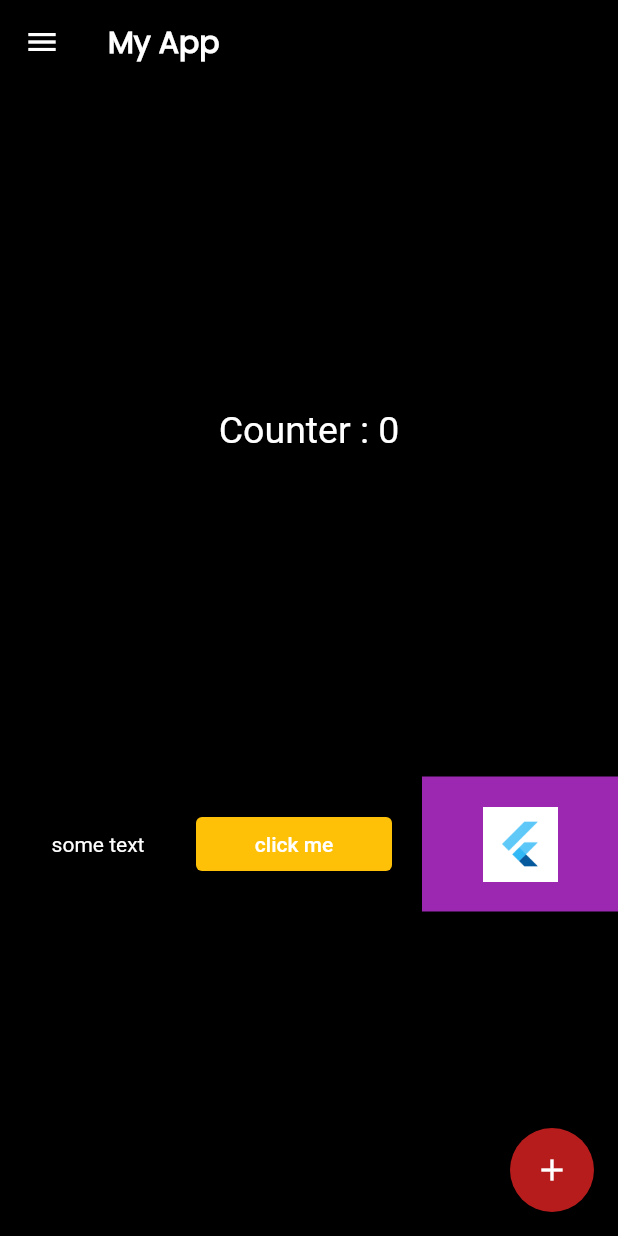
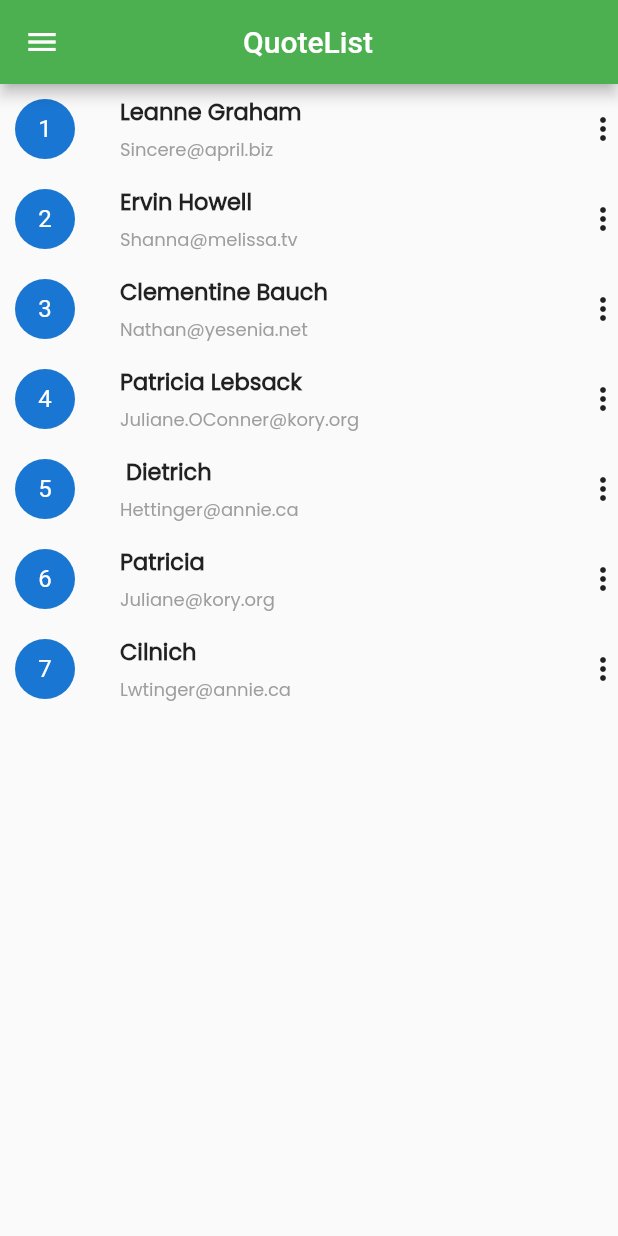
Before and after one commit to abhijeetr-ajmerainfotech/flutter_tutorial, a Flutter app: the screen it shows after launch, on a phone screen of 412 x 824 dp. Run offline on Flutter 3.47's test engine with Material 2 defaults, Android fonts, the phone set to English and light mode, and no system bars; our stand-ins replace badges.

```diff
--- /dev/null
+++ b/myapp/lib/data.dart
@@ -0,0 +1,8 @@
+class Data {
+  int? id;
+  String? name;
+  String? email;
+  bool? status;
+
+  Data({this.id, this.name, this.email, this.status});
+}
--- a/myapp/lib/main.dart
+++ b/myapp/lib/main.dart
@@ -1,95 +1,90 @@
 import 'dart:ui';
-
+import 'data.dart';
 import 'package:flutter/material.dart';
 
-void main() => runApp(const MaterialApp(home: MyWidget()));
+void main() => runApp(const MaterialApp(home: QuoteList()));
 
-class MyWidget extends StatefulWidget {
-  const MyWidget({super.key});
+class QuoteList extends StatefulWidget {
+  const QuoteList({super.key});
+
   @override
-  State<MyWidget> createState() => _MyWidgetState();
+  State<QuoteList> createState() => _QuoteListState();
 }
 
-class _MyWidgetState extends State<MyWidget> {
-  int _counter = 0;
-
-  void addCounter() => setState(() {
-        _counter++;
-      });
+class _QuoteListState extends State<QuoteList> {
+  List data = [
+    Data(
+        id: 1, name: 'Leanne Graham', email: 'Sincere@april.biz', status: true),
+    Data(
+        id: 2, name: 'Ervin Howell', email: 'Shanna@melissa.tv', status: false),
+    Data(
+        id: 3,
+        name: 'Clementine Bauch',
+        email: 'Nathan@yesenia.net',
+        status: true),
+    Data(
+        id: 4,
+        name: 'Patricia Lebsack',
+        email: 'Juliane.OConner@kory.org',
+        status: true),
+    Data(id: 5, name: ' Dietrich', email: 'Hettinger@annie.ca', status: true),
+    Data(id: 6, name: 'Patricia', email: 'Juliane@kory.org', status: true),
+    Data(id: 7, name: 'Cilnich', email: 'Lwtinger@annie.ca', status: false),
+  ];
 
   @override
   Widget build(BuildContext context) {
     return Scaffold(
       appBar: AppBar(
-          title: const Text(
-            'My App',
-            style:
-                TextStyle(fontFamily: 'Poppins', fontWeight: FontWeight.w600),
+        leading: const Icon(Icons.menu),
+        title: const Padding(
+            padding: EdgeInsets.only(left: 90.0), child: Text('QuoteList')),
+        backgroundColor: Colors.green,
       ),
-          leading: IconButton(
-            icon: const Icon(Icons.menu),
-            onPressed: () => {},
+      body: Column(
+          children: data
+              .map((e) => Row(
+                        children: [
+                          Column(
+                            // mainAxisAlignment: MainAxisAlignment.center,
+                            // crossAxisAlignment: CrossAxisAlignment.center,
+                            children: [
+                              Container(
+                                padding: const EdgeInsets.all(10),
+                                child: CircleAvatar(child: Text('${e.id}')),
+                              )
+                            ],
                           ),
-          backgroundColor: Colors.black,
-        ),
-        body:
-            Column(mainAxisAlignment: MainAxisAlignment.spaceEvenly, children: [
-          Center(
-            child: Text(
-              'Counter : $_counter',
-              style: const TextStyle(color: Colors.white, fontSize: 25),
-            ),
-          ),
+                          const SizedBox(width: 20),
+                          Container(
+                            width: 310,
+                            child: Row(
+                              children: [
                                 Column(
-              mainAxisAlignment: MainAxisAlignment.center,
-              crossAxisAlignment: CrossAxisAlignment.center,
-              children: <Widget>[
-                Row(
-                  mainAxisAlignment: MainAxisAlignment.spaceEvenly,
-                  crossAxisAlignment: CrossAxisAlignment.center,
-                  children: <Widget>[
-                    const Expanded(
-                      child: Center(
-                        child: Text(
-                          'some text',
-                          style: TextStyle(color: Colors.white),
-                        ),
-                      ),
-                    ),
-                    Expanded(
-                      child: TextButton(
-                          onPressed: addCounter,
-                          style: TextButton.styleFrom(
-                            backgroundColor: Colors.amber,
-                          ),
-                          child: const Text(
-                            'click me',
-                            style: TextStyle(color: Colors.white),
-                          )),
-                    ),
-                    const SizedBox(
-                      width: 20.0,
-                    ),
-                    Expanded(
-                      child: Container(
-                        color: Colors.purple,
-                        padding: const EdgeInsets.all(20.0),
-                        child: Image.asset(
-                          'assets/images/flutter.png',
-                          height: 50.0,
-                          scale: 2.5,
-                        ),
-                      ),
+                                  crossAxisAlignment: CrossAxisAlignment.start,
+                                  children: [
+                                    Text('${e.name}',
+                                        style: const TextStyle(
+                                            fontFamily: 'Poppins',
+                                            fontSize: 15,
+                                            fontWeight: FontWeight.bold)),
+                                    const SizedBox(height: 5),
+                                    Text('${e.email}',
+                                        style: const TextStyle(
+                                            fontFamily: 'Poppins',
+                                            fontSize: 12,
+                                            color: Colors.grey))
+                                  ],
                                 ),
                               ],
                             ),
-              ]),
-        ]),
-        backgroundColor: Colors.black,
-        floatingActionButton: FloatingActionButton(
-          backgroundColor: Colors.red[900],
-          child: const Icon(Icons.add),
-          onPressed: () => {},
-        ));
+                          ),
+                          Column(children: const [Icon(Icons.more_vert)])
+                        ],
+                      )
+                  // Text('${e.id} ${e.name} ${e.email} ${e.status}'),
+                  )
+              .toList()),
+    );
   }
 }
```
Also changed, not shown: myapp/lib/listView.dart (added, +173 -0 lines), myapp/pubspec.yaml (+8 -5 lines). Lines whose indentation alone changed are shown as unchanged.
